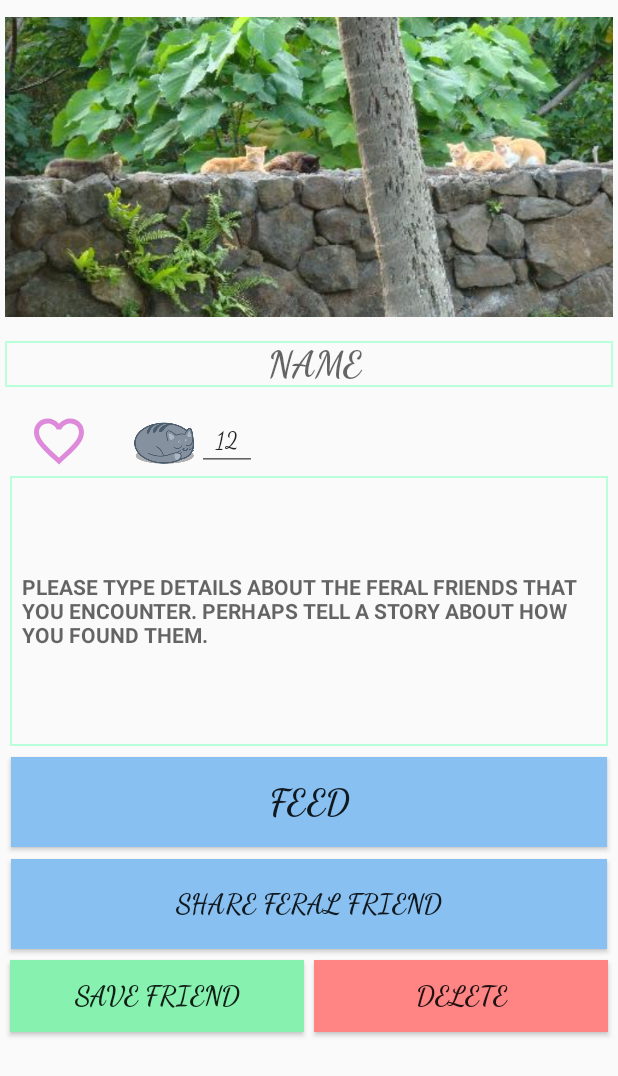
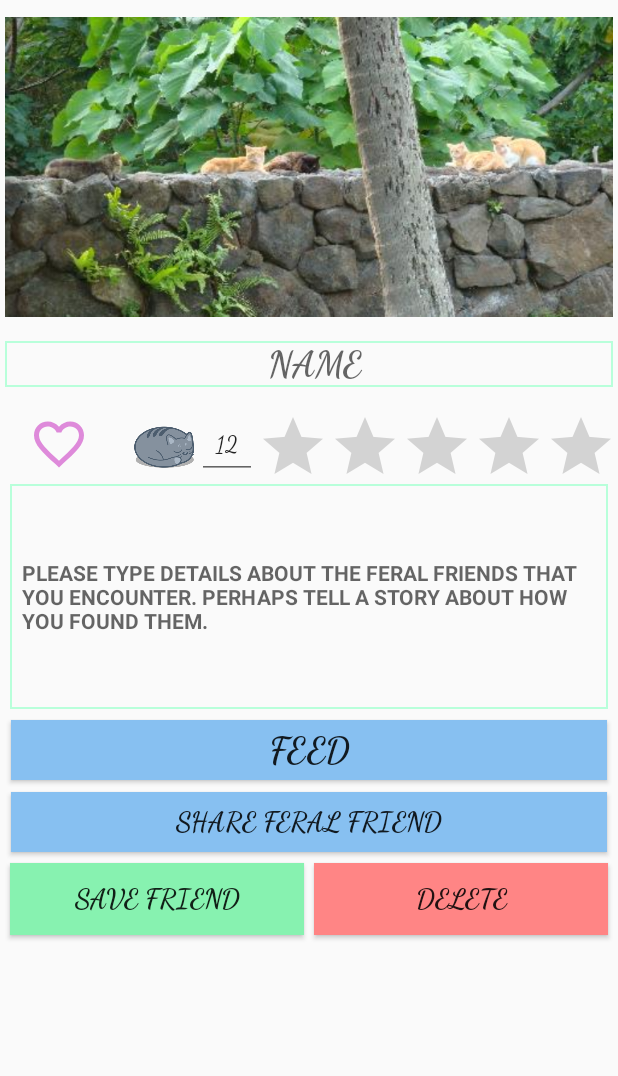
Before and after one commit to hbrockster13/FeralFriends, an Android app: the FriendActivity screen opened directly, with no data from a screen before it, on a phone screen of 412 x 824 dp. Shown: the top 1076 px of the screen. Run offline under Robolectric (Android 15) with nearby library versions, the phone set to English and light mode, and no system bars.

Commit message:
Added rating bar

```diff
--- a/app/src/main/res/drawable/ic_friendliness_rating.xml
+++ /dev/null
@@ -1,14 +0,0 @@
-<?xml version="1.0" encoding="utf-8"?>
-<layer-list xmlns:android="http://schemas.android.com/apk/res/android" >
-
-    <item
-        android:id="@android:id/background"
-        android:drawable="@drawable/cat_not_full" />
-    <item
-        android:id="@android:id/secondaryProgress"
-        android:drawable="@drawable/cat_not_full"/>
-    <item
-        android:id="@android:id/progress"
-        android:drawable="@drawable/cat_full"/>
-
-</layer-list>
--- a/app/src/main/res/layout/activity_friend.xml
+++ b/app/src/main/res/layout/activity_friend.xml
@@ -54,7 +54,7 @@
     <LinearLayout
         android:orientation="horizontal"
         android:layout_width="match_parent"
-        android:layout_height="40dp"
+        android:layout_height="45dp"
         android:layout_marginTop="16dp"
         android:layout_marginLeft="0dp"
         android:layout_marginRight="0dp">
@@ -83,23 +83,21 @@
             android:gravity="center"
             android:text="@string/number_of_cats"
             android:textSize="16dp" />
+        <RatingBar
+            android:id="@+id/ratingBar1"
+            android:layout_gravity="center"
+            android:layout_width="wrap_content"
+            android:layout_height="wrap_content"
+            android:isIndicator="true"
+            android:numStars="5"
+            android:stepSize="0.01" />
 
-        <RatingBar
-            style="@style/ImageRatingBar"
-            android:layout_width="wrap_content"
-            android:layout_height="match_parent"
-            android:layout_gravity="center_horizontal"
-            android:layout_marginTop="20dp"
-            android:progressDrawable="@drawable/ic_friendliness_rating"
-            android:numStars="5"
-            android:stepSize="0.2"
-            android:rating="3.0"/>
 
     </LinearLayout>
     <TextView
         style="?android:listSeparatorTextViewStyle"
         android:layout_width="match_parent"
-        android:layout_height="180dp"
+        android:layout_height="150dp"
         android:layout_margin="3dp"
         android:text="@string/friend_details_label"
         android:background="@drawable/edit_text_border"
@@ -108,7 +106,7 @@
     <Button
         android:id="@+id/friend_date"
         android:layout_width="match_parent"
-        android:layout_height="60dp"
+        android:layout_height="40dp"
         android:background="#87c0f1"
         android:fontFamily="cursive"
         android:fadingEdge="horizontal|vertical"
@@ -120,7 +118,7 @@
     <Button
         android:id="@+id/friend_report"
         android:layout_width="match_parent"
-        android:layout_height="60dp"
+        android:layout_height="40dp"
         android:background="#87c0f1"
         android:fadingEdge="horizontal|vertical"
         android:fontFamily="cursive"
@@ -131,7 +129,7 @@
     <LinearLayout
         android:orientation="horizontal"
         android:layout_width="match_parent"
-        android:layout_height="60dp"
+        android:layout_height="20dp"
         android:layout_margin="0dp"
         android:layout_weight="4"
         >
--- a/app/src/main/res/values/styles.xml
+++ b/app/src/main/res/values/styles.xml
@@ -7,10 +7,10 @@
         <item name="colorPrimaryDark">@color/colorPrimaryDark</item>
         <item name="colorAccent">@color/colorAccent</item>
     </style>
-    <style name="ImageRatingBar" parent="@android:style/Widget.RatingBar">
-        <item name="android:progressDrawable">@drawable/ic_friendliness_rating</item>
-        <item name="android:minHeight">40dp</item>
-        <item name="android:maxHeight">40dp</item>
+    <style name="FriendRating" parent="@android:style/Widget.RatingBar">
+        <item name="android:progressDrawable">@drawable/friend_ratingbar</item>
+        <item name="android:minHeight">40dip</item>
+        <item name="android:maxHeight">40dip</item>
     </style>
 
 </resources>
```
Also changed, not shown: app/src/main/res/drawable/friend_full.xml (added, +22 -0 lines), app/src/main/res/drawable/friend_not_full.xml (added, +18 -0 lines), app/src/main/res/drawable/friend_ratingbar.xml (added, +22 -0 lines), app/src/main/res/drawable/cat_full_small.png (added), app/src/main/res/drawable/cat_not_full_small.png (added).
